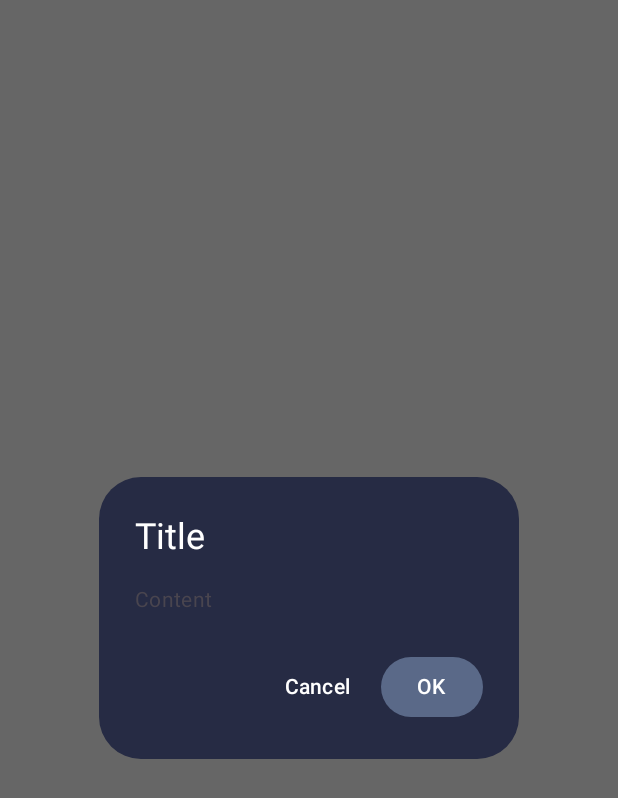
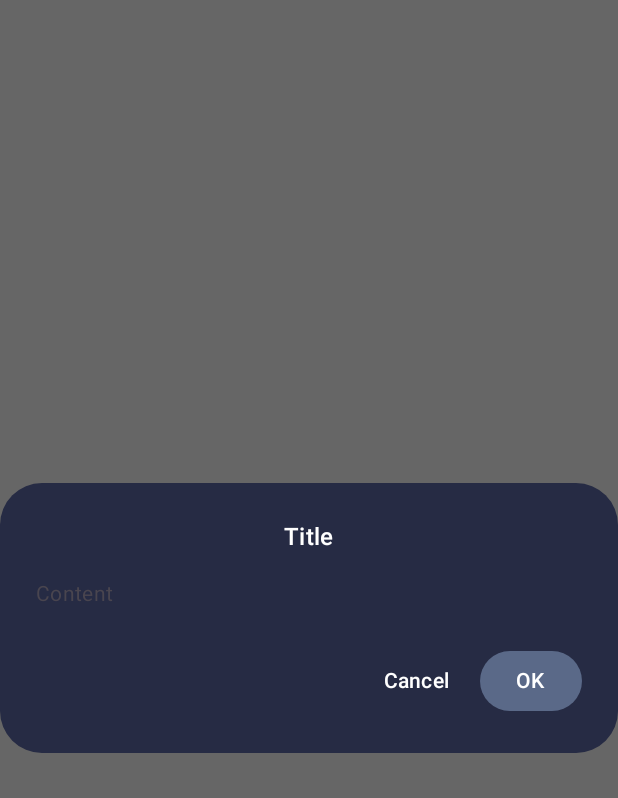
Before and after one commit to phuocn0302/InstaSprite, an Android app built with Jetpack Compose: the @Preview function CustomDialogPreview, on a phone screen of 412 x 824 dp. Shown: the top 798 px of the screen. Run offline under Robolectric (Android 15) with nearby library versions, the phone set to English and light mode, and no system bars.

Commit message:
feat (CustomDialog): make title optional and align title to center

```diff
--- a/app/src/main/java/com/olaz/instasprite/ui/components/dialog/CustomDialog.kt
+++ b/app/src/main/java/com/olaz/instasprite/ui/components/dialog/CustomDialog.kt
@@ -1,14 +1,18 @@
 package com.olaz.instasprite.ui.components.dialog
 
+import androidx.compose.foundation.layout.Box
 import androidx.compose.foundation.layout.Column
+import androidx.compose.foundation.layout.fillMaxWidth
 import androidx.compose.foundation.rememberScrollState
 import androidx.compose.foundation.verticalScroll
 import androidx.compose.material3.AlertDialog
 import androidx.compose.material3.Button
 import androidx.compose.material3.ButtonDefaults
+import androidx.compose.material3.MaterialTheme
 import androidx.compose.material3.Text
 import androidx.compose.material3.TextButton
 import androidx.compose.runtime.Composable
+import androidx.compose.ui.Alignment
 import androidx.compose.ui.Modifier
 import androidx.compose.ui.graphics.Color
 import androidx.compose.ui.tooling.preview.Preview
@@ -16,7 +20,7 @@
 
 @Composable
 fun CustomDialog(
-    title: String,
+    title: String? = null,
     onDismiss: () -> Unit,
     onConfirm: () -> Unit,
     confirmButtonText: String = "OK",
@@ -27,7 +31,19 @@
         onDismissRequest = onDismiss,
         containerColor = DrawingScreenColor.PaletteBarColor,
         title = {
-            Text(title, color = Color.White)
+            if (title != null)
+            {
+                Box(
+                    modifier = Modifier.fillMaxWidth(),
+                    contentAlignment = Alignment.Center
+                ) {
+                    Text(
+                        text = title,
+                        color = Color.White,
+                        style = MaterialTheme.typography.titleMedium
+                    )
+                }
+            }
         },
         text = {
             Column(
```
